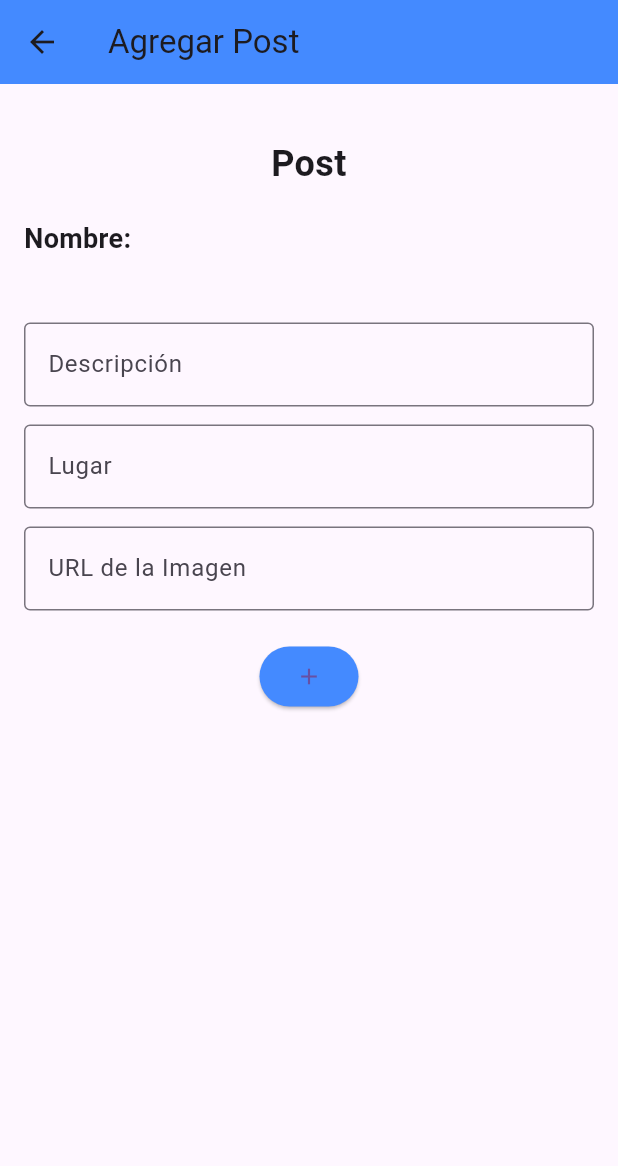
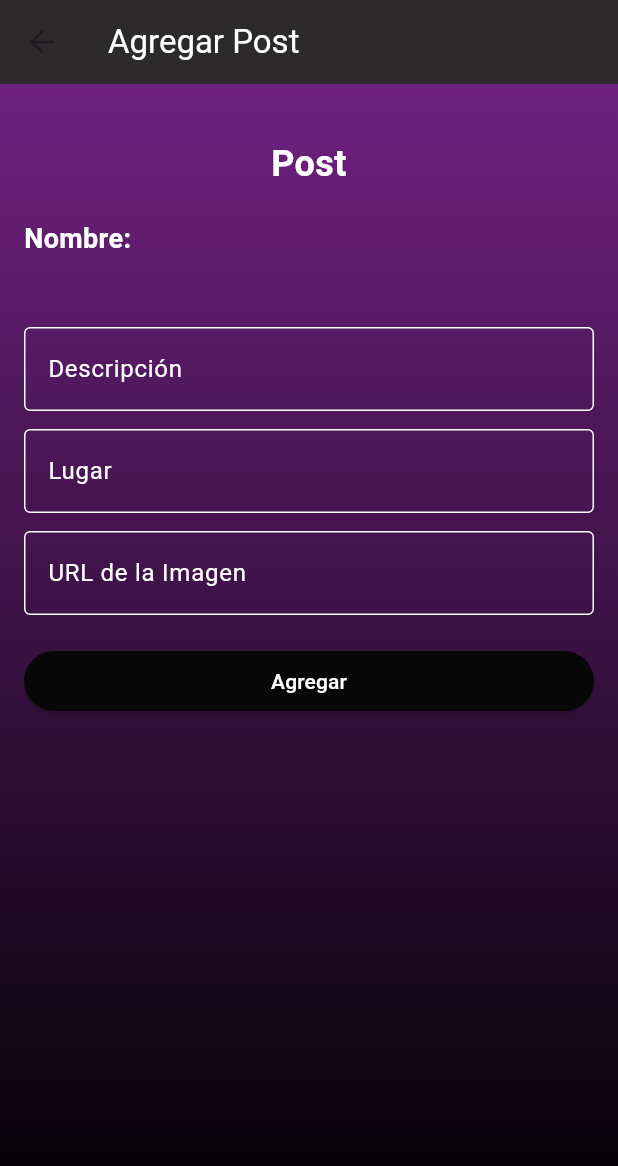
Before and after one commit to Draxler2811/PROYECTO-SEGUNDO-PARCIAL-APP-RED-SOCIAL, a Flutter app: the ListPost screen opened directly, after a tap on the "add" icon, on a phone screen of 412 x 824 dp. Shown: the top 1166 px of the screen. Run offline on Flutter 3.47's test engine with Material 3 defaults, Android fonts, the phone set to English and light mode, and no system bars.

Commit message:
Diseño terminado de todas las ventanas

```diff
--- a/lib/src/AgregarPost.dart
+++ b/lib/src/AgregarPost.dart
@@ -22,7 +22,6 @@ class _AgregarPostState extends State<AgregarPost> {
 
     Post nuevoPost = Post(descripcion: descripcion, lugar: lugar, imagen: imagen);
 
-    // Enviar el nuevo post de vuelta a la pantalla anterior
     Navigator.pop(context, nuevoPost);
   }
 
@@ -30,68 +29,94 @@ class _AgregarPostState extends State<AgregarPost> {
   Widget build(BuildContext context) {
     return Scaffold(
       appBar: AppBar(
-        title: Text("Agregar Post"),
-        backgroundColor: Colors.blueAccent,
+        title: Text("Agregar Post",style: TextStyle(color: Colors.white),),
+        backgroundColor:  Color.fromARGB(255, 44, 42, 42),
       ),
-      body: Padding(
+      body: Container(
+        decoration: BoxDecoration(
+          gradient: LinearGradient(
+            begin: Alignment.topCenter,
+            end: Alignment.bottomCenter,
+            colors: [Color(0xFF6F2180), Colors.black],
+          ),
+        ),
+        child: Padding(
           padding: const EdgeInsets.all(16.0),
           child: Column(
             crossAxisAlignment: CrossAxisAlignment.stretch,
-          mainAxisSize: MainAxisSize.max,
             children: [
               SizedBox(height: 20),
               Text(
                 'Post',
                 textAlign: TextAlign.center,
-              style: TextStyle(fontSize: 24, fontWeight: FontWeight.bold),
+                style: TextStyle(fontSize: 24, fontWeight: FontWeight.bold, color: Colors.white),
               ),
               SizedBox(height: 20),
               Text(
                 'Nombre:',
-              style: TextStyle(fontSize: 18, fontWeight: FontWeight.bold),
+                textAlign: TextAlign.start,
+                style: TextStyle(fontSize: 18, fontWeight: FontWeight.bold, color: Colors.white),
               ),
               Text(
                 widget.nombreUsuario ?? '',
-              style: TextStyle(fontSize: 16),
+                textAlign: TextAlign.start,
+                style: TextStyle(fontSize: 18, color: Colors.white),
               ),
               SizedBox(height: 20),
               TextField(
                 controller: descripcionController,
                 decoration: InputDecoration(
                   labelText: 'Descripción',
-                border: OutlineInputBorder(),
+                  labelStyle: TextStyle(color: Colors.white),
+                  focusedBorder: OutlineInputBorder(
+                    borderSide: BorderSide(color: Colors.blueAccent),
                   ),
+                  enabledBorder: OutlineInputBorder(
+                    borderSide: BorderSide(color: Colors.white),
+                  ),
+                ),
+                style: TextStyle(color: Colors.white),
               ),
               SizedBox(height: 12),
               TextField(
                 controller: lugarController,
                 decoration: InputDecoration(
                   labelText: 'Lugar',
-                border: OutlineInputBorder(),
+                  labelStyle: TextStyle(color: Colors.white),
+                  focusedBorder: OutlineInputBorder(
+                    borderSide: BorderSide(color: Colors.blueAccent),
                   ),
+                  enabledBorder: OutlineInputBorder(
+                    borderSide: BorderSide(color: Colors.white),
+                  ),
+                ),
+                style: TextStyle(color: Colors.white),
               ),
               SizedBox(height: 12),
               TextField(
                 controller: imagenController,
                 decoration: InputDecoration(
                   labelText: 'URL de la Imagen',
-                border: OutlineInputBorder(),
+                  labelStyle: TextStyle(color: Colors.white),
+                  focusedBorder: OutlineInputBorder(
+                    borderSide: BorderSide(color: Colors.blueAccent),
+                  ),
+                  enabledBorder: OutlineInputBorder(
+                    borderSide: BorderSide(color: Colors.white),
                   ),
                 ),
+                style: TextStyle(color: Colors.white),
+              ),
               SizedBox(height: 20),
-            Row(
-              mainAxisAlignment: MainAxisAlignment.center,
-              children: [
               ElevatedButton(
                 onPressed: () => agregarPost(context),
+                child: Text('Agregar',style: TextStyle(color: Colors.white)),
                 style: ElevatedButton.styleFrom(
-                    primary: Colors.blueAccent,
+                  primary: Color.fromARGB(255, 7, 7, 7),
                 ),
-                  child: Icon(Icons.add),
               ),
             ],
           ),
-          ],
         ),
       ),
     );
--- a/lib/src/Api/api.dart
+++ b/lib/src/Api/api.dart
@@ -1,5 +1,4 @@
 import 'dart:convert';
-
 import 'package:flutter/material.dart';
 import 'package:redsocial/src/models/Morty.dart';
 import 'package:http/http.dart' as http;
@@ -46,10 +45,18 @@ class _apiState extends State<api>{
       title: 'Material App',
       home: Scaffold(
         appBar: AppBar(
-          title: Text('Personajes de Rick y Morty'),
-           backgroundColor: Colors.blueAccent,
+          title: Text('Personajes de Rick y Morty', style: TextStyle(color: Colors.white),),
+          backgroundColor: Color.fromARGB(255, 44, 42, 42),
         ),
-        body: FutureBuilder(
+        body: Container(
+          decoration: BoxDecoration(
+            gradient: LinearGradient(
+              begin: Alignment.topCenter,
+              end: Alignment.bottomCenter,
+              colors: [Color(0xFF6F2180), Colors.black],
+            ),
+          ),
+          child: FutureBuilder(
             future: _listadoGifs,
             builder: (context, snapshot) {
               if(snapshot.connectionState == ConnectionState.waiting){
@@ -68,11 +75,13 @@ class _apiState extends State<api>{
               }
             },
           ),
+        ),
         floatingActionButton: FloatingActionButton(
           onPressed: () {
             _regresar(context);
           },
           child: Icon(Icons.arrow_back),
+          backgroundColor: Color.fromARGB(255, 217, 2, 255), // Morado fuerte
         ),
       ),
     );
--- a/lib/src/ListPost.dart
+++ b/lib/src/ListPost.dart
@@ -19,10 +19,18 @@ class _ListPostState extends State<ListPost> {
   Widget build(BuildContext context) {
     return Scaffold(
       appBar: AppBar(
-        title: Text("List Post"),
-        backgroundColor: Colors.blueAccent,
+        title: Text("List Post", style: TextStyle(color: Colors.white),),
+        backgroundColor: Color.fromARGB(255, 44, 42, 42),
       ),
-      body: Padding(
+      body: Container(
+        decoration: BoxDecoration(
+          gradient: LinearGradient(
+            begin: Alignment.topCenter,
+            end: Alignment.bottomCenter,
+            colors: [Color(0xFF6F2180), Colors.black],
+          ),
+        ),
+        child: Padding(
           padding: const EdgeInsets.only(top: 100.0),
           child: Column(
             mainAxisAlignment: MainAxisAlignment.start,
@@ -33,8 +41,7 @@ class _ListPostState extends State<ListPost> {
                     itemCount: posts.length,
                     itemBuilder: (context, index) {
                       return Padding(
-                      padding:
-                          EdgeInsets.symmetric(horizontal: 30, vertical: 8),
+                        padding: EdgeInsets.symmetric(horizontal: 30, vertical: 8),
                         child: Container(
                           width: double.infinity,
                           child: Card(
@@ -48,8 +55,7 @@ class _ListPostState extends State<ListPost> {
                                     height: 200, // Altura fija para la imagen
                                     child: Image.network(
                                       posts[index].imagen,
-                                    fit: BoxFit
-                                        .cover, // Ajustar la imagen para cubrir el contenedor
+                                      fit: BoxFit.cover, // Ajustar la imagen para cubrir el contenedor
                                     ),
                                   ),
                                   Positioned(
@@ -60,14 +66,11 @@ class _ListPostState extends State<ListPost> {
                                       children: [
                                         // Texto
                                         Column(
-                                        crossAxisAlignment:
-                                            CrossAxisAlignment.start,
+                                          crossAxisAlignment: CrossAxisAlignment.start,
                                           children: [
                                             Text(
                                               widget.nombreUsuario ?? '',
-                                            style: TextStyle(
-                                                fontSize: 18,
-                                                fontWeight: FontWeight.bold),
+                                              style: TextStyle(fontSize: 18, fontWeight: FontWeight.bold),
                                             ),
                                             SizedBox(height: 8),
                                             Text(
@@ -77,9 +80,7 @@ class _ListPostState extends State<ListPost> {
                                             SizedBox(height: 8),
                                             Text(
                                               posts[index].lugar,
-                                            style: TextStyle(
-                                                fontSize: 14,
-                                                color: Colors.grey),
+                                              style: TextStyle(fontSize: 14, color: Colors.grey),
                                             ),
                                           ],
                                         ),
@@ -117,10 +118,11 @@ class _ListPostState extends State<ListPost> {
                 Center(
                   child: Text(
                     "No hay datos de publicación disponibles",
-                  style: TextStyle(fontSize: 18),
+                    style: TextStyle(fontSize: 18, color: Colors.white),
                   ),
                 ),
             ],
+          ),
         ),
       ),
       floatingActionButton: Column(
@@ -130,15 +132,14 @@ class _ListPostState extends State<ListPost> {
           Padding(
             padding: const EdgeInsets.only(
               right: 16.0,
-                bottom: 550.0), // Ajusta la posición del botón flotante
+              bottom: 550.0, // Ajusta la posición del botón flotante
+            ),
             child: FloatingActionButton(
               onPressed: () async {
                 // Navegar a la pantalla AgregarPost y esperar el resultado
                 final nuevoPost = await Navigator.push(
                   context,
-                  MaterialPageRoute(
-                      builder: (context) =>
-                          AgregarPost(nombreUsuario: widget.nombreUsuario)),
+                  MaterialPageRoute(builder: (context) => AgregarPost(nombreUsuario: widget.nombreUsuario)),
                 );
 
                 // Agregar el nuevo post a la lista si no es nulo
@@ -149,13 +150,14 @@ class _ListPostState extends State<ListPost> {
                 }
               },
               child: Icon(Icons.add),
-              backgroundColor: Colors.blueAccent,
+              backgroundColor: const Color.fromARGB(255, 68, 255, 211),
             ),
           ),
           Padding(
             padding: const EdgeInsets.only(
               right: 150.0,
-                bottom: 16.0), // Ajusta la posición del nuevo botón flotante
+              bottom: 16.0, // Ajusta la posición del nuevo botón flotante
+            ),
             child: FloatingActionButton(
               onPressed: () {
                 Navigator.push(
```
Lines whose indentation alone changed are shown as unchanged.
